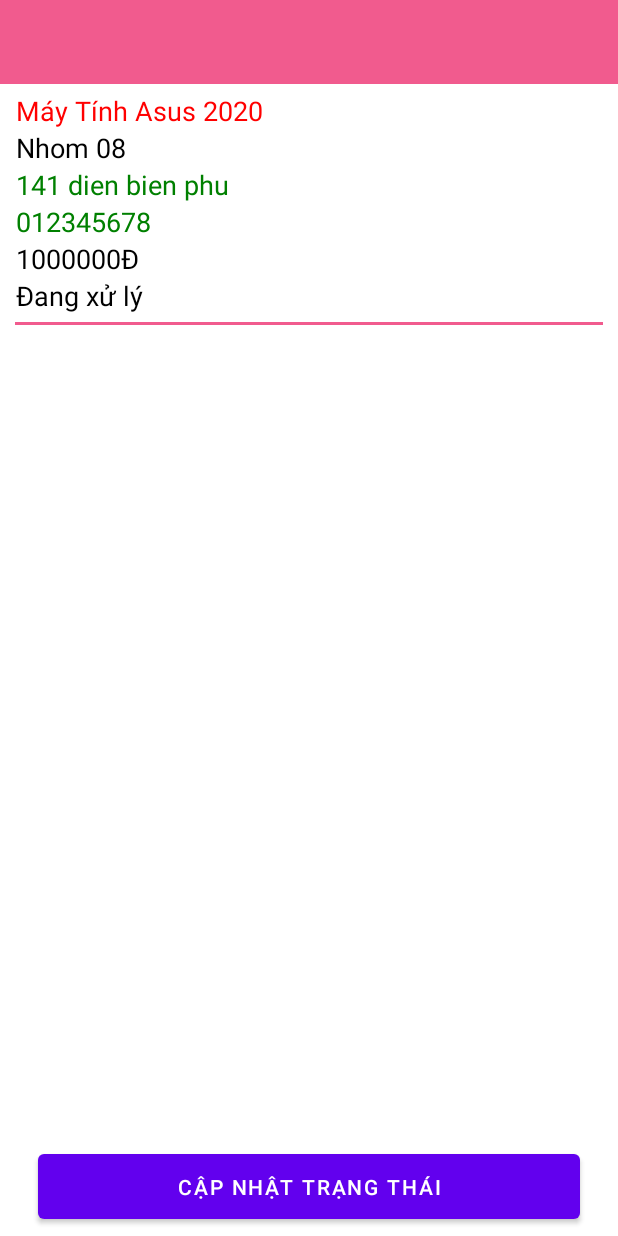
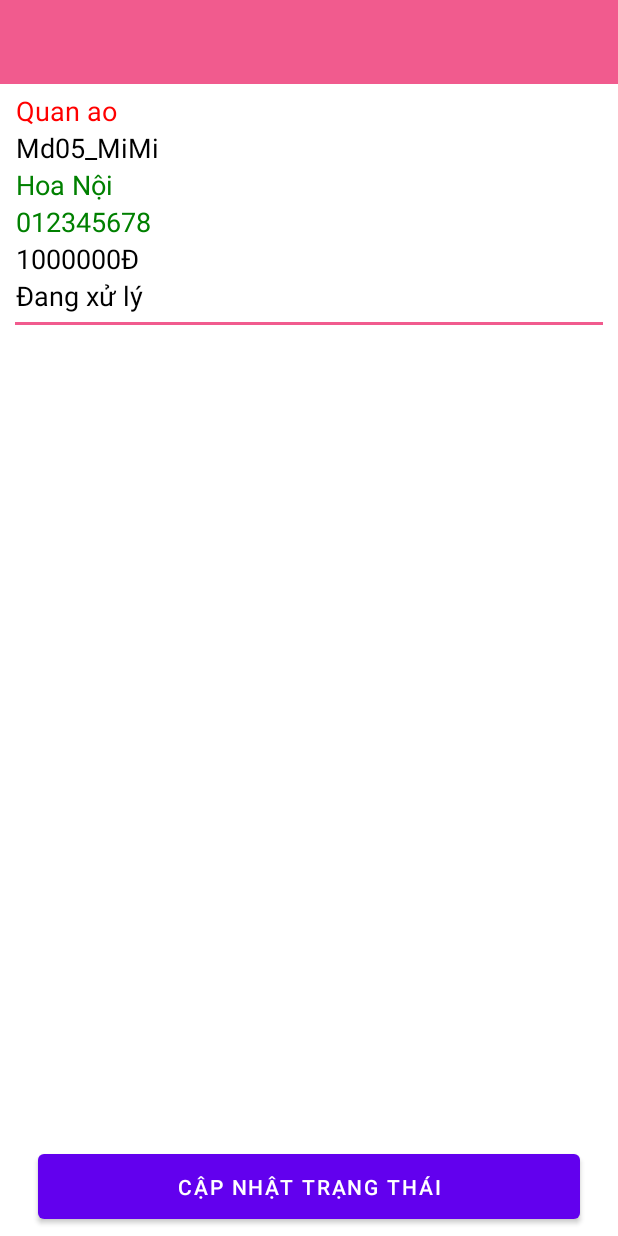
Before and after one commit to DuAnTopNghiepMD05/AppDuAnMD05, an Android app: the ContentBillActivity screen opened directly, with no data from a screen before it, on a phone screen of 412 x 824 dp. Run offline under Robolectric (Android 15) with nearby library versions, the light colour scheme and no system bars.

Commit message:
ui chi tiet hoa don update

```diff
--- a/app/src/main/res/layout/activity_content_bill.xml
+++ b/app/src/main/res/layout/activity_content_bill.xml
@@ -31,7 +31,7 @@
                 android:layout_width="wrap_content"
                 android:layout_height="wrap_content"
                 android:maxLines="2"
-                android:text="Máy Tính Asus 2020"
+                android:text="Quan ao"
                 android:textColor="#ff0000"
                 android:textSize="18sp" />
             <TextView
@@ -40,7 +40,7 @@
                 android:layout_width="wrap_content"
                 android:layout_height="wrap_content"
                 android:maxLines="2"
-                android:text="Nhom 08"
+                android:text="Md05_MiMi"
                 android:textColor="#000000"
                 android:textSize="18sp" />
 
@@ -52,7 +52,7 @@
                 android:layout_width="wrap_content"
                 android:layout_height="wrap_content"
                 android:maxLines="2"
-                android:text="141 dien bien phu"
+                android:text="Hoa Nội"
                 android:textColor="#008000"
                 android:textSize="18sp" />
 
```
